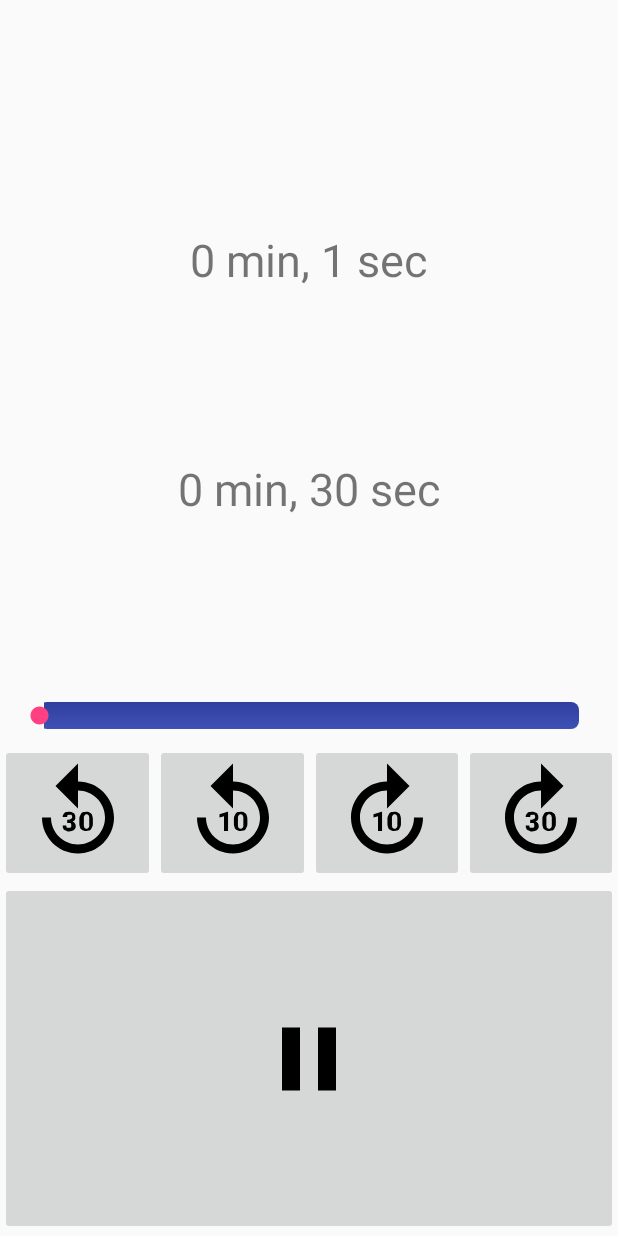
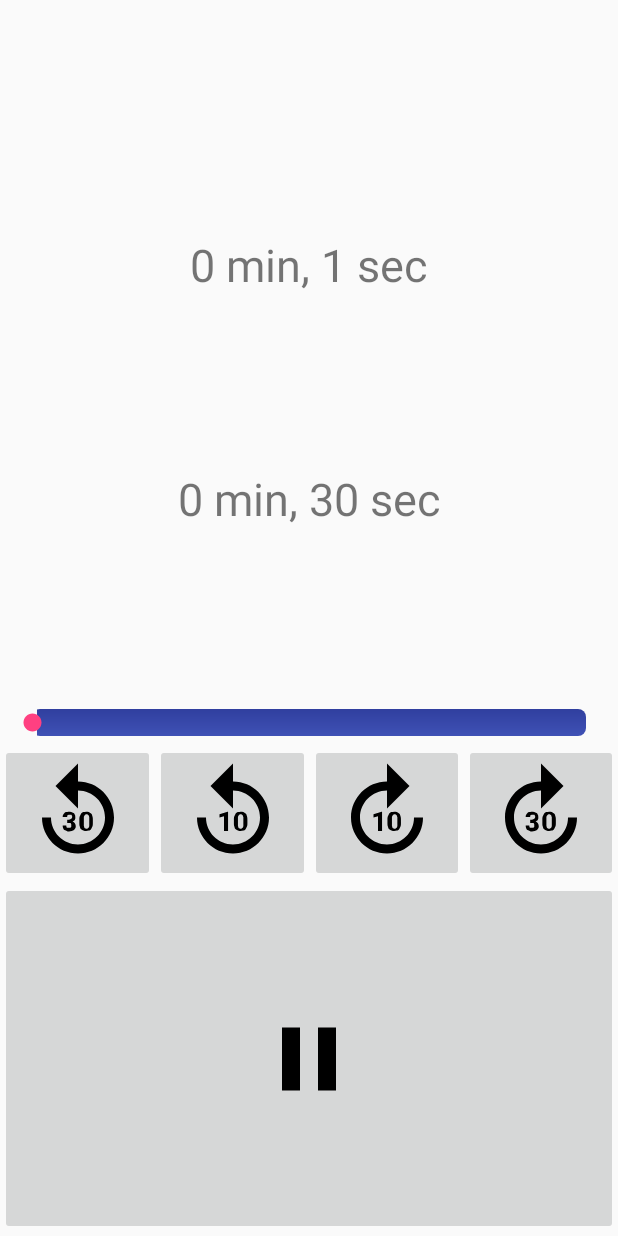
Before and after one commit to andreamartire/lightdark, an Android app: the ChapterPlayer screen opened directly, with no data from a screen before it, after a tap on an icon or button, on a phone screen of 412 x 824 dp. Run offline under Robolectric (Android 15) with nearby library versions, the phone set to English and light mode, and no system bars; network calls fail; 10 statements that could not run were skipped.

Commit message:
author in book element, book progress as bar

```diff
--- a/app/src/main/java/newtech/audiolibrary/adapters/BookAdapter.java
+++ b/app/src/main/java/newtech/audiolibrary/adapters/BookAdapter.java
@@ -3,6 +3,7 @@ package newtech.audiolibrary.adapters;
 import android.app.Activity;
 import android.content.Context;
 import android.graphics.Bitmap;
+import android.graphics.Point;
 import android.graphics.drawable.BitmapDrawable;
 import android.graphics.drawable.Drawable;
 import android.view.LayoutInflater;
@@ -59,6 +60,9 @@ public class BookAdapter extends ArrayAdapter<Book> {
                 TextView bookTitle = (TextView) convertView.findViewById(R.id.bookTitleView);
                 bookTitle.setText(book.getBookTitle());
 
+                TextView bookAuthor = (TextView) convertView.findViewById(R.id.bookAuthorView);
+                bookAuthor.setText(book.getAuthor());
+
                 ImageView imageView = (ImageView) convertView.findViewById(R.id.bookImageView);
 
                 //default image
@@ -72,6 +76,7 @@ public class BookAdapter extends ArrayAdapter<Book> {
                         Drawable image = Drawable.createFromPath(book.getLocalImageFilePath());
 
                         if(image != null){
+                            //TODO size based on screen width
                             //select downloaded image
                             imageView.setImageDrawable(ImageUtils.scaleImage(context, image, 500, 300));
                         }else{
--- a/app/src/main/java/newtech/audiolibrary/adapters/PlayThread.java
+++ b/app/src/main/java/newtech/audiolibrary/adapters/PlayThread.java
@@ -9,6 +9,7 @@ import android.os.AsyncTask;
 import android.util.Log;
 import android.widget.Button;
 import android.widget.ImageButton;
+import android.widget.SeekBar;
 import android.widget.TextView;
 
 import com.google.gson.Gson;
@@ -101,6 +102,13 @@ public class PlayThread extends AsyncTask<String, Integer, String> {
                 }
             });
 
+            currentContext.runOnUiThread(new Runnable() {
+                @Override
+                public void run() {
+                    updatePlayer();
+                }
+            });
+
         } catch (IOException e) {
             e.printStackTrace();
         }
@@ -128,17 +136,20 @@ public class PlayThread extends AsyncTask<String, Integer, String> {
                 currentDurationView.post(new Runnable() {
                     public void run() {
                         try {
+                            int currentPos = mediaPlayer.getCurrentPosition();
+
                             if (mediaPlayer.isPlaying()) {
-
-                                int currentPos = mediaPlayer.getCurrentPosition();
                                 currentChapter.setCurrentDuration(currentPos);
 
                                 currentDurationView.postDelayed(this, 1000);
                                 currentDurationView.setText(formatDuration(currentPos));
+
                                 savePlayerState(currentChapter);
                             } else {
                                 currentDurationView.removeCallbacks(this);
                             }
+                            updateSeekBar();
+
                         } catch (java.lang.IllegalStateException|java.io.IOException e){
                             //nothing
                             e.printStackTrace();
@@ -147,6 +158,14 @@ public class PlayThread extends AsyncTask<String, Integer, String> {
                 });
             }
         });
+    }
+
+    private void updateSeekBar() {
+        int currentPos = mediaPlayer.getCurrentPosition();
+        //update seek bar
+        int newPerc = currentPos*100/mediaPlayer.getDuration();
+        SeekBar seekBar = (SeekBar) currentContext.findViewById(R.id.seekBar);
+        seekBar.setProgress(newPerc);
     }
 
     public static String formatDuration(int duration) {
--- a/app/src/main/res/drawable/progressbar.xml
+++ b/app/src/main/res/drawable/progressbar.xml
@@ -26,12 +26,11 @@
     <item android:id="@android:id/progress">
         <clip>
             <shape android:shape="rectangle" >
-                <corners android:radius="5dp" />
 
                 <gradient
                     android:angle="270"
-                    android:endColor="#00996a"
-                    android:startColor="#00d190" />
+                    android:endColor="#879899"
+                    android:startColor="#00d140" />
             </shape>
         </clip>
     </item>
--- a/app/src/main/res/layout/activity_play_chapter.xml
+++ b/app/src/main/res/layout/activity_play_chapter.xml
@@ -35,7 +35,7 @@
             android:id="@+id/seekBar"
             android:layout_width="fill_parent"
             android:layout_height="wrap_content"
-            android:layout_margin="10dp"
+            android:layout_margin="5dp"
             android:max="100"
             android:progress="0"
             android:progressDrawable="@drawable/progressbar"
```
Also changed, not shown: app/src/main/java/newtech/audiolibrary/AudioBookShowList.java (+7 -2 lines), app/src/main/java/newtech/audiolibrary/bean/Book.java (+9 -0 lines), app/src/main/java/newtech/audiolibrary/utils/ConfigUtils.java (+8 -0 lines), app/src/main/res/layout/activity_audiobooks.xml (+8 -4 lines), app/src/main/res/layout/single_book.xml (+19 -6 lines).
